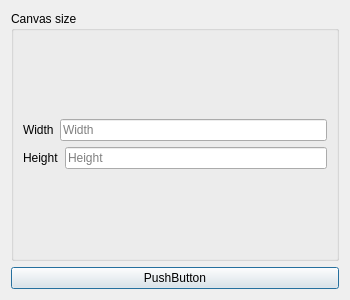
This is NewFileDialog/NewFileDialog.ui in voidThread/spacePaint as Qt 5 draws it before an edit. The edited form follows.
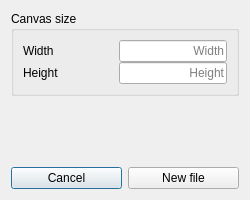
This is the edited form.

Commit message: edit UI of new file options dialog

Patch:
```diff
--- a/NewFileDialog/NewFileDialog.ui
+++ b/NewFileDialog/NewFileDialog.ui
@@ -6,8 +6,8 @@
    <rect>
     <x>0</x>
     <y>0</y>
-    <width>350</width>
-    <height>300</height>
+    <width>250</width>
+    <height>200</height>
    </rect>
   </property>
   <property name="sizePolicy">
@@ -17,18 +17,52 @@
    </sizepolicy>
   </property>
   <layout class="QGridLayout" name="gridLayout">
-   <item row="0" column="0">
+   <item row="1" column="1">
+    <spacer name="verticalSpacer">
+     <property name="orientation">
+      <enum>Qt::Vertical</enum>
+     </property>
+     <property name="sizeHint" stdset="0">
+      <size>
+       <width>20</width>
+       <height>40</height>
+      </size>
+     </property>
+    </spacer>
+   </item>
+   <item row="0" column="1">
     <widget class="QGroupBox" name="groupBox">
+     <property name="sizePolicy">
+      <sizepolicy hsizetype="Expanding" vsizetype="Expanding">
+       <horstretch>0</horstretch>
+       <verstretch>0</verstretch>
+      </sizepolicy>
+     </property>
      <property name="title">
       <string>Canvas size</string>
      </property>
      <layout class="QGridLayout" name="gridLayout_2">
       <item row="0" column="0">
        <layout class="QVBoxLayout" name="verticalLayout">
+        <property name="spacing">
+         <number>0</number>
+        </property>
+        <property name="sizeConstraint">
+         <enum>QLayout::SetMinimumSize</enum>
+        </property>
         <item>
          <layout class="QHBoxLayout" name="horizontalLayout">
+          <property name="sizeConstraint">
+           <enum>QLayout::SetMaximumSize</enum>
+          </property>
           <item>
            <widget class="QLabel" name="label_2">
+            <property name="sizePolicy">
+             <sizepolicy hsizetype="Preferred" vsizetype="Minimum">
+              <horstretch>0</horstretch>
+              <verstretch>0</verstretch>
+             </sizepolicy>
+            </property>
             <property name="text">
              <string>Width</string>
             </property>
@@ -36,9 +70,24 @@
           </item>
           <item>
            <widget class="QLineEdit" name="lineEdit">
+            <property name="enabled">
+             <bool>true</bool>
+            </property>
+            <property name="sizePolicy">
+             <sizepolicy hsizetype="Fixed" vsizetype="Minimum">
+              <horstretch>0</horstretch>
+              <verstretch>0</verstretch>
+             </sizepolicy>
+            </property>
+            <property name="layoutDirection">
+             <enum>Qt::LeftToRight</enum>
+            </property>
             <property name="text">
              <string/>
             </property>
+            <property name="alignment">
+             <set>Qt::AlignRight|Qt::AlignTrailing|Qt::AlignVCenter</set>
+            </property>
             <property name="placeholderText">
              <string>Width</string>
             </property>
@@ -48,8 +97,17 @@
         </item>
         <item>
          <layout class="QHBoxLayout" name="horizontalLayout_2">
+          <property name="sizeConstraint">
+           <enum>QLayout::SetFixedSize</enum>
+          </property>
           <item>
            <widget class="QLabel" name="label">
+            <property name="sizePolicy">
+             <sizepolicy hsizetype="Minimum" vsizetype="Maximum">
+              <horstretch>0</horstretch>
+              <verstretch>0</verstretch>
+             </sizepolicy>
+            </property>
             <property name="text">
              <string>Height</string>
             </property>
@@ -57,6 +115,15 @@
           </item>
           <item>
            <widget class="QLineEdit" name="lineEdit_2">
+            <property name="sizePolicy">
+             <sizepolicy hsizetype="Fixed" vsizetype="Fixed">
+              <horstretch>0</horstretch>
+              <verstretch>0</verstretch>
+             </sizepolicy>
+            </property>
+            <property name="alignment">
+             <set>Qt::AlignRight|Qt::AlignTrailing|Qt::AlignVCenter</set>
+            </property>
             <property name="placeholderText">
              <string>Height</string>
             </property>
@@ -69,12 +136,23 @@
      </layout>
     </widget>
    </item>
-   <item row="1" column="0">
-    <widget class="QPushButton" name="pushButton">
-     <property name="text">
-      <string>PushButton</string>
-     </property>
-    </widget>
+   <item row="3" column="1">
+    <layout class="QHBoxLayout" name="horizontalLayout_3">
+     <item>
+      <widget class="QPushButton" name="pushButton_2">
+       <property name="text">
+        <string>Cancel</string>
+       </property>
+      </widget>
+     </item>
+     <item>
+      <widget class="QPushButton" name="pushButton">
+       <property name="text">
+        <string>New file</string>
+       </property>
+      </widget>
+     </item>
+    </layout>
    </item>
   </layout>
  </widget>
```
